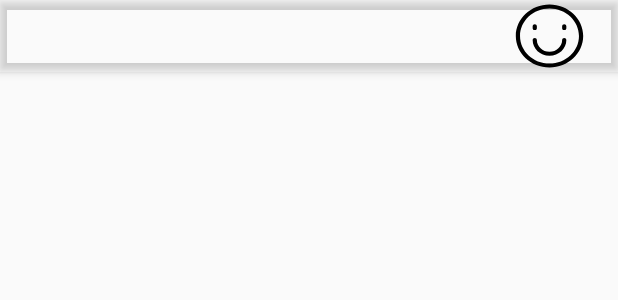
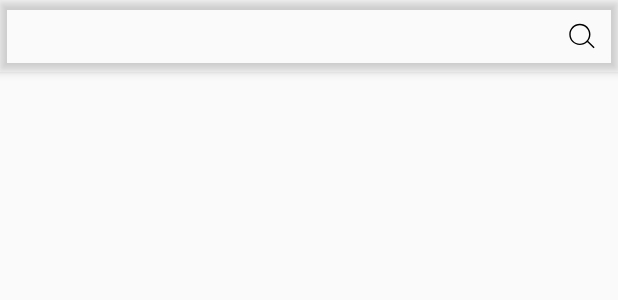
Before and after one commit to Taylorxu/KotlinStudy, an Android app: the layout fragment_first.xml on its own in the app's theme, with its tools: preview values and no code run, on a phone screen of 412 x 824 dp. Shown: the top 300 px of the screen. Run offline under Robolectric (Android 15) with nearby library versions, the phone set to English and light mode, and no system bars.

Commit message:
搜索效果

```diff
--- a/app/src/main/res/layout/fragment_first.xml
+++ b/app/src/main/res/layout/fragment_first.xml
@@ -25,15 +25,19 @@
                     android:layout_height="match_parent"
                     android:layout_weight="1" />
 
-                <ImageButton
+                <FrameLayout
                     android:id="@+id/bt_search"
-                    android:layout_width="0dp"
-                    android:layout_height="match_parent"
-                    android:layout_gravity="right|center_vertical"
-                    android:layout_marginRight="20dp"
-                    android:layout_weight="0.15"
-                    android:background="@drawable/ic_smile"
-                    android:padding="8dp" />
+                    android:layout_width="48dp"
+                    android:layout_height="match_parent">
+
+                    <ImageView
+                        android:layout_width="24dp"
+                        android:layout_height="24dp"
+                        android:layout_gravity="center"
+                        android:background="@drawable/ic_search"
+                        android:focusableInTouchMode="true" />
+                </FrameLayout>
+
 
             </LinearLayout>
 
@@ -56,11 +60,12 @@
                     android:paddingLeft="15dp" />
 
                 <FrameLayout
+                    android:id="@+id/bt_search_cancel"
                     android:layout_width="48dp"
                     android:layout_height="match_parent">
 
                     <ImageView
-                        android:id="@+id/bt_search_cancel"
+
                         android:layout_width="24dp"
                         android:layout_height="24dp"
                         android:layout_gravity="center"
--- /dev/null
+++ b/xzglibrary/src/main/res/drawable/ic_search.xml
@@ -0,0 +1,4 @@
+<vector android:height="24dp" android:viewportHeight="1024.0"
+    android:viewportWidth="1024.0" android:width="24dp" xmlns:android="http://schemas.android.com/apk/res/android">
+    <path android:fillColor="#FF000000" android:pathData="M688.6,653.9c0,0 -11.7,15.4 -27.3,30.6l179.9,176.3 29.9,-27.9L688.6,653.9 688.6,653.9zM752.5,462.8c0,175 -134.8,306.4 -301.9,306.4C276.3,766.7 150,629.4 150,463c0,-160.8 136,-296.3 300.6,-296.3C617.6,166.7 752.5,304 752.5,462.8L752.5,462.8zM449.4,206.9c-143.2,0 -259.3,116.2 -259.3,261.1 0,144.9 116.1,261.9 259.3,261.9 143.3,0 262.8,-117 262.8,-261.9C712.3,323 592.7,206.9 449.4,206.9L449.4,206.9zM449.4,206.9"/>
+</vector>
```
